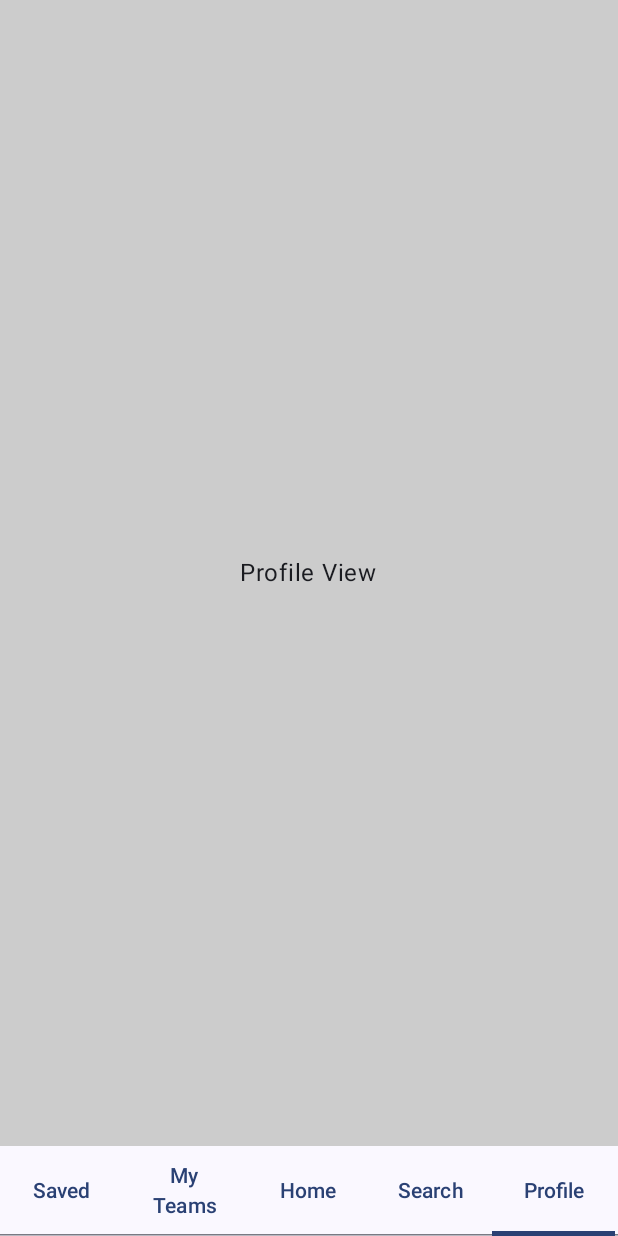
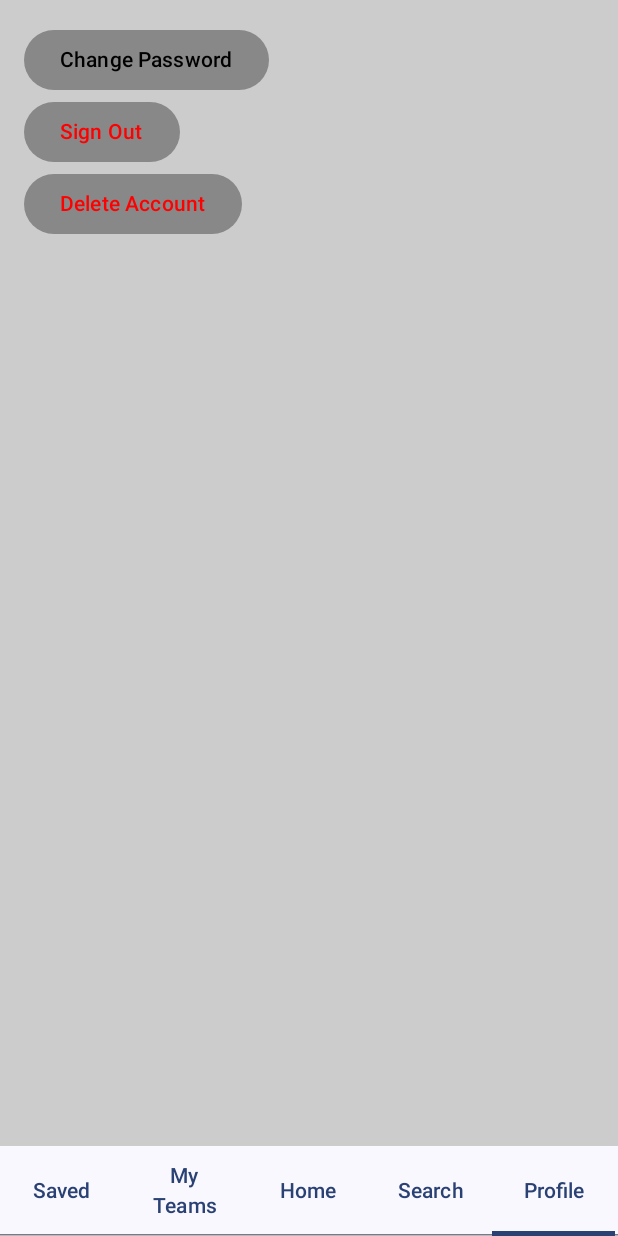
Before and after one commit to emilsavino/PokedexApp, an Android app built with Jetpack Compose: the screen it shows after launch (MainActivity), item 5 of the bottom bar chosen, on a phone screen of 412 x 824 dp. Run offline under Robolectric (Android 15) with nearby library versions, the phone set to English and light mode, and no system bars.

Commit message:
added change password, sign out, and delete account buttons

```diff
--- a/app/src/main/java/com/example/pokedex/mainViews/ProfileView.kt
+++ b/app/src/main/java/com/example/pokedex/mainViews/ProfileView.kt
@@ -2,13 +2,19 @@ package com.example.pokedex.mainViews
 
 import androidx.compose.foundation.background
 import androidx.compose.foundation.layout.Box
+import androidx.compose.foundation.layout.Column
 import androidx.compose.foundation.layout.fillMaxSize
+import androidx.compose.foundation.layout.padding
+import androidx.compose.material3.Button
+import androidx.compose.material3.ButtonDefaults
 import androidx.compose.material3.Text
+import androidx.compose.material3.TextField
 import androidx.compose.runtime.Composable
 import androidx.compose.ui.Alignment
 import androidx.compose.ui.Modifier
 import androidx.compose.ui.graphics.Color
 import androidx.compose.ui.tooling.preview.Preview
+import androidx.compose.ui.unit.dp
 
 @Composable
 fun ProfileView(modifier: Modifier = Modifier) {
@@ -18,8 +24,45 @@ fun ProfileView(modifier: Modifier = Modifier) {
             .background(Color.LightGray),
         contentAlignment = Alignment.Center
     ) {
-        Text("Profile View")
+        Column(
+            modifier = Modifier
+                .fillMaxSize()
+                .padding(16.dp)
+        ){
+        Button(
+            onClick = { /*Add button functionality*/},
+
+            colors = ButtonDefaults.buttonColors(
+                containerColor = Color.Gray,
+                contentColor = Color.Black
+            )
+        ) {
+            Text(text = "Change Password")
+        }
+
+        Button(
+            onClick = { /*Add button functionality*/},
+            colors = ButtonDefaults.buttonColors(
+                containerColor = Color.Gray,
+                contentColor = Color.Red
+            )
+        ) {
+            Text(text = "Sign Out")
+        }
+
+            Button(
+                onClick = { /*Add button functionality*/},
+                colors = ButtonDefaults.buttonColors(
+                    containerColor = Color.Gray,
+                    contentColor = Color.Red
+                )
+            ) {
+                Text(text = "Delete Account")
+            }
+
+        }
     }
+
 }
 
 @Preview(showBackground = true)
```
